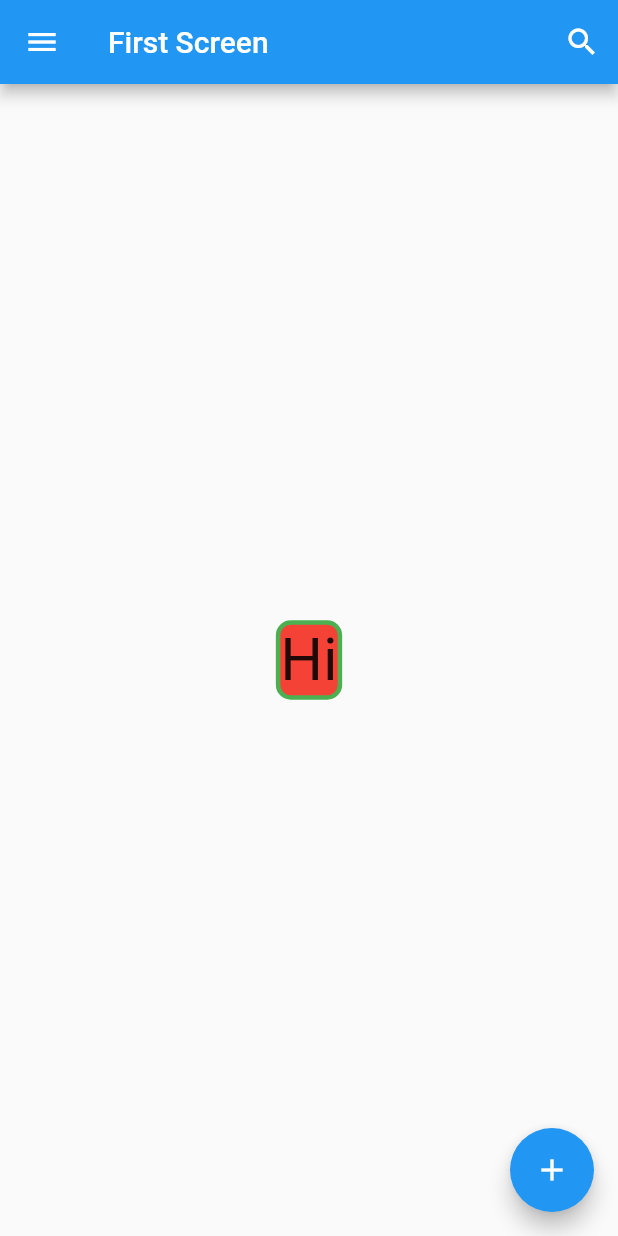
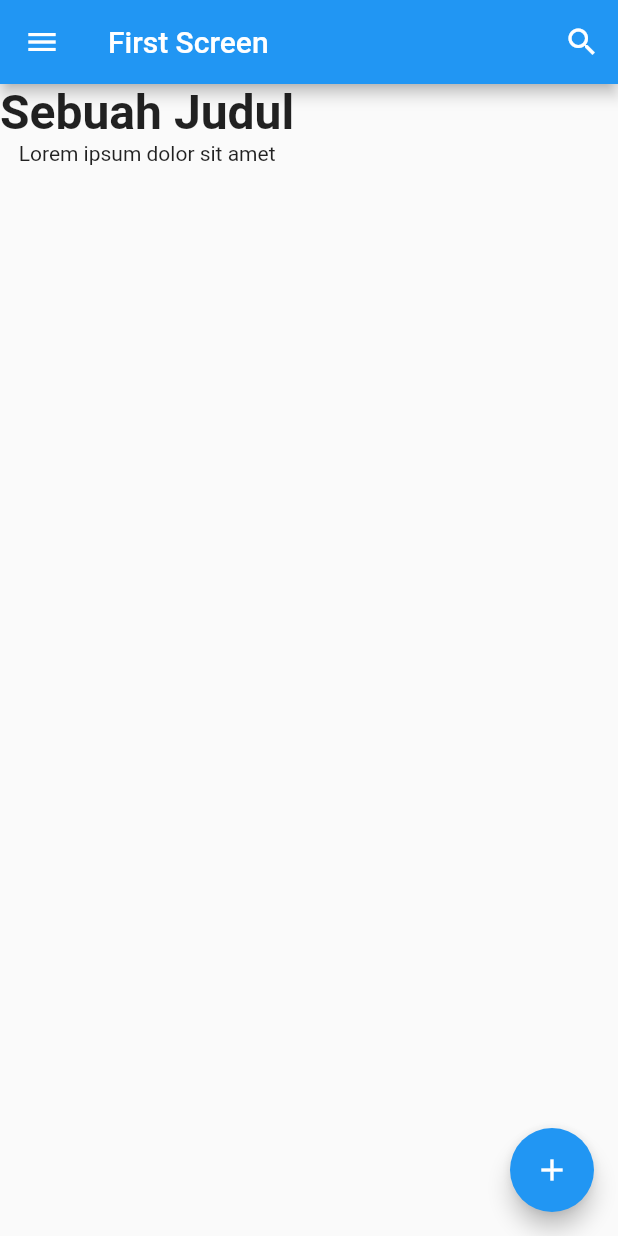
Before and after one commit to jonrysimbolon/flutter_app_2, a Flutter app: the screen it shows after launch, on a phone screen of 412 x 824 dp. Run offline on Flutter 3.47's test engine with Material 2 defaults, Android fonts, the phone set to English and light mode, and no system bars.

Commit message:
adding second screen

```diff
--- a/lib/main.dart
+++ b/lib/main.dart
@@ -1,5 +1,6 @@
 import 'package:flutter/material.dart';
-import 'package:flutter_app_2/first_screen.dart';
+//import 'package:flutter_app_2/first_screen.dart';
+import 'package:flutter_app_2/second_screen.dart';
 
 void main() {
   runApp(const MyApp());
@@ -15,7 +16,8 @@ class MyApp extends StatelessWidget {
       theme: ThemeData(
         primarySwatch: Colors.blue,
       ),
-      home: const FirstScreen(),
+      //home: const FirstScreen(),
+      home: const SecondScreen(),
     );
   }
 }
--- /dev/null
+++ b/lib/second_screen.dart
@@ -0,0 +1,47 @@
+import 'package:flutter/material.dart';
+
+class SecondScreen extends StatelessWidget {
+  const SecondScreen({Key? key}) : super(key: key);
+
+  @override
+  Widget build(BuildContext context) {
+    return Scaffold(
+      appBar: AppBar(
+        title: const Text('First Screen'),
+        actions: [
+          IconButton(
+              tooltip: 'Search',
+              onPressed: () {},
+              icon: const Icon(
+                Icons.search,
+                color: Colors.white,
+              )),
+        ],
+        leading: IconButton(
+          tooltip: 'Drawer',
+          icon: const Icon(Icons.menu, color: Colors.white),
+          onPressed: () {},
+        ),
+      ),
+      body: /*const Row( // Row Widget
+        mainAxisAlignment: MainAxisAlignment.spaceEvenly,
+        children: <Widget> [
+          Icon(Icons.share),
+          Icon(Icons.thumb_up),
+          Icon(Icons.thumb_down)
+        ],
+      ),*/
+      const Column(
+        children: [
+          Text( // Text pertama (Judul)
+            'Sebuah Judul',
+            style: TextStyle(fontSize: 32, fontWeight: FontWeight.bold),
+          ),
+          Text('Lorem ipsum dolor sit amet') // Text kedua (subtitle)
+        ],
+      ),
+      floatingActionButton:
+          FloatingActionButton(onPressed: () {}, child: const Icon(Icons.add)),
+    );
+  }
+}
```
